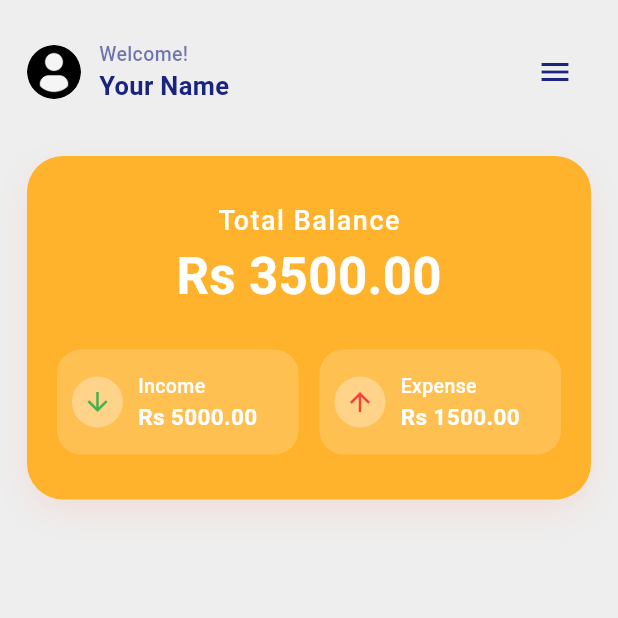
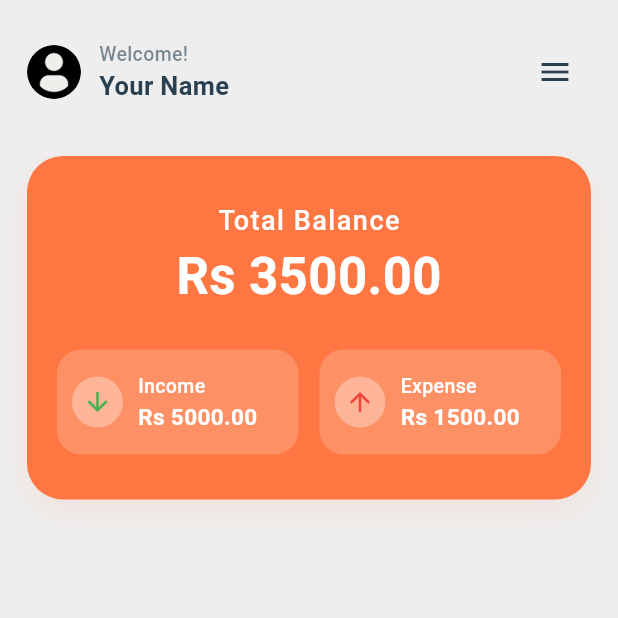
Before and after one commit to chamudithaperera/Flutter-Dart-project-10-Money-Manager-app, a Flutter app: the HomePage screen opened by its route, on a phone screen of 412 x 824 dp, the top half of it. Run offline on Flutter 3.47's test engine with Material 3 defaults, Android fonts, the phone set to English and light mode, and no system bars; our stand-ins replace shared_preferences; accounts and stored records are empty.

Commit message:
Update AppColors and refactor HomePage to utilize BalanceCard widget for income and expense display, enhancing UI consistency and readability.

```diff
--- a/money_manager/lib/app_colors.dart
+++ b/money_manager/lib/app_colors.dart
@@ -2,13 +2,13 @@ import 'package:flutter/material.dart';
 
 class AppColors {
   // Primary Colors
-  static const Color primaryColor = Color(0xFF2196F3); // Blue color
-  static const Color primaryOrange = Color(0xFFFF5722);
-  static const Color secondaryYellow = Color(0xFFFFB22C);
-  static const Color darkBlue = Color(0xFF1A237E);
+  static const Color primaryColor = Color(0xFFFE7743); // Blue color
+  static const Color primaryOrange = Color(0xFFFE7743);
+  static const Color secondaryYellow = Color(0xFFFFDF88);
+  static const Color darkBlue = Color(0xFF273F4F);
 
   // Background Colors
-  static const Color lightGray = Color(0xFFF5F5F5);
+  static const Color lightGray = Color(0xFFEFEEEA);
   static const Color veryLightGray = Color(0xFFEEEEEE);
 
   // Theme Data
--- a/money_manager/lib/pages/homePage.dart
+++ b/money_manager/lib/pages/homePage.dart
@@ -1,5 +1,6 @@
 import 'package:flutter/material.dart';
 import '../app_colors.dart';
+import '../widgets/balance_card.dart';
 
 class HomePage extends StatelessWidget {
   const HomePage({super.key});
@@ -57,7 +58,7 @@ class HomePage extends StatelessWidget {
               Container(
                 width: double.infinity,
                 decoration: BoxDecoration(
-                  color: AppColors.secondaryYellow,
+                  color: AppColors.primaryOrange,
                   borderRadius: BorderRadius.circular(24),
                   boxShadow: [
                     BoxShadow(
@@ -95,111 +96,23 @@ class HomePage extends StatelessWidget {
                     Row(
                       children: [
                         // Income
-                        Expanded(
-                          child: Container(
-                            height: 70,
-                            decoration: BoxDecoration(
-                              color: Colors.white.withOpacity(0.18),
-                              borderRadius: BorderRadius.circular(16),
-                            ),
-                            padding: const EdgeInsets.symmetric(
-                              horizontal: 10,
-                              vertical: 8,
-                            ),
-                            child: Row(
-                              children: [
-                                Container(
-                                  decoration: BoxDecoration(
-                                    color: Colors.white.withOpacity(0.32),
-                                    shape: BoxShape.circle,
-                                  ),
-                                  padding: const EdgeInsets.all(7),
-                                  child: Icon(
-                                    Icons.arrow_downward,
-                                    color: Colors.green,
-                                    size: 20,
-                                  ),
-                                ),
-                                const SizedBox(width: 10),
-                                Column(
-                                  crossAxisAlignment: CrossAxisAlignment.start,
-                                  mainAxisAlignment: MainAxisAlignment.center,
-                                  children: [
-                                    Text(
-                                      'Income',
-                                      style: TextStyle(
-                                        fontSize: 13,
-                                        fontWeight: FontWeight.w500,
-                                        color: Colors.white,
-                                      ),
-                                    ),
-                                    Text(
-                                      'Rs 5000.00',
-                                      style: TextStyle(
-                                        fontSize: 15,
-                                        fontWeight: FontWeight.bold,
-                                        color: Colors.white,
-                                      ),
-                                    ),
-                                  ],
-                                ),
-                              ],
-                            ),
-                          ),
+                        BalanceCard(
+                          icon: Icons.arrow_downward,
+                          title: 'Income',
+                          amount: 'Rs 5000.00',
+                          iconColor: Colors.green,
+                          backgroundColor: Colors.white,
+                          textColor: Colors.white,
                         ),
                         const SizedBox(width: 14),
                         // Expense
-                        Expanded(
-                          child: Container(
-                            height: 70,
-                            decoration: BoxDecoration(
-                              color: Colors.white.withOpacity(0.18),
-                              borderRadius: BorderRadius.circular(16),
-                            ),
-                            padding: const EdgeInsets.symmetric(
-                              horizontal: 10,
-                              vertical: 8,
-                            ),
-                            child: Row(
-                              children: [
-                                Container(
-                                  decoration: BoxDecoration(
-                                    color: Colors.white.withOpacity(0.32),
-                                    shape: BoxShape.circle,
-                                  ),
-                                  padding: const EdgeInsets.all(7),
-                                  child: Icon(
-                                    Icons.arrow_upward,
-                                    color: Colors.red,
-                                    size: 20,
-                                  ),
-                                ),
-                                const SizedBox(width: 10),
-                                Column(
-                                  crossAxisAlignment: CrossAxisAlignment.start,
-                                  mainAxisAlignment: MainAxisAlignment.center,
-                                  children: [
-                                    Text(
-                                      'Expense',
-                                      style: TextStyle(
-                                        fontSize: 13,
-                                        fontWeight: FontWeight.w500,
-                                        color: Colors.white,
-                                      ),
-                                    ),
-                                    Text(
-                                      'Rs 1500.00',
-                                      style: TextStyle(
-                                        fontSize: 15,
-                                        fontWeight: FontWeight.bold,
-                                        color: Colors.white,
-                                      ),
-                                    ),
-                                  ],
-                                ),
-                              ],
-                            ),
-                          ),
+                        BalanceCard(
+                          icon: Icons.arrow_upward,
+                          title: 'Expense',
+                          amount: 'Rs 1500.00',
+                          iconColor: Colors.red,
+                          backgroundColor: Colors.white,
+                          textColor: Colors.white,
                         ),
                       ],
                     ),
--- /dev/null
+++ b/money_manager/lib/widgets/balance_card.dart
@@ -0,0 +1,69 @@
+import 'package:flutter/material.dart';
+
+class BalanceCard extends StatelessWidget {
+  final IconData icon;
+  final String title;
+  final String amount;
+  final Color iconColor;
+  final Color backgroundColor;
+  final Color textColor;
+
+  const BalanceCard({
+    super.key,
+    required this.icon,
+    required this.title,
+    required this.amount,
+    this.iconColor = Colors.green,
+    this.backgroundColor = Colors.white,
+    this.textColor = Colors.white,
+  });
+
+  @override
+  Widget build(BuildContext context) {
+    return Expanded(
+      child: Container(
+        height: 70,
+        decoration: BoxDecoration(
+          color: backgroundColor.withOpacity(0.18),
+          borderRadius: BorderRadius.circular(16),
+        ),
+        padding: const EdgeInsets.symmetric(horizontal: 10, vertical: 8),
+        child: Row(
+          children: [
+            Container(
+              decoration: BoxDecoration(
+                color: backgroundColor.withOpacity(0.32),
+                shape: BoxShape.circle,
+              ),
+              padding: const EdgeInsets.all(7),
+              child: Icon(icon, color: iconColor, size: 20),
+            ),
+            const SizedBox(width: 10),
+            Column(
+              crossAxisAlignment: CrossAxisAlignment.start,
+              mainAxisAlignment: MainAxisAlignment.center,
+              children: [
+                Text(
+                  title,
+                  style: TextStyle(
+                    fontSize: 13,
+                    fontWeight: FontWeight.w500,
+                    color: textColor,
+                  ),
+                ),
+                Text(
+                  amount,
+                  style: TextStyle(
+                    fontSize: 15,
+                    fontWeight: FontWeight.bold,
+                    color: textColor,
+                  ),
+                ),
+              ],
+            ),
+          ],
+        ),
+      ),
+    );
+  }
+}
```
